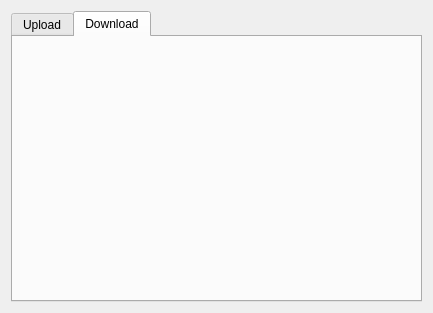
Before: the Qt Designer form src/SAGisXPlanung/ui/xplan24-sync-dialog.ui in nti-de/SAGisXPlanung, drawn with Qt 5.
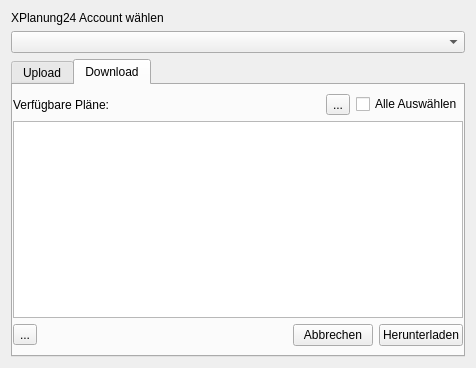
After: the same form once the commit is applied. The open tabs and pages were chosen to show the change.

Commit message: basic gml download from web

```diff
--- a/src/SAGisXPlanung/ui/xplan24-sync-dialog.ui
+++ b/src/SAGisXPlanung/ui/xplan24-sync-dialog.ui
@@ -6,16 +6,33 @@
    <rect>
     <x>0</x>
     <y>0</y>
-    <width>433</width>
-    <height>313</height>
+    <width>476</width>
+    <height>368</height>
    </rect>
   </property>
   <property name="windowTitle">
    <string>Pläne mit XPlanung24 synchronisieren</string>
   </property>
   <layout class="QVBoxLayout" name="mainLayout">
+   <item>
+    <widget class="QLabel" name="label">
+     <property name="text">
+      <string>XPlanung24 Account wählen</string>
+     </property>
+    </widget>
+   </item>
+   <item>
+    <widget class="QComboBox" name="select_account">
+     <property name="placeholderText">
+      <string>Account auswählen...</string>
+     </property>
+    </widget>
+   </item>
    <item>
     <widget class="QTabWidget" name="tab_widget">
+     <property name="tabShape">
+      <enum>QTabWidget::Rounded</enum>
+     </property>
      <property name="currentIndex">
       <number>0</number>
      </property>
@@ -25,25 +42,28 @@
       </attribute>
       <layout class="QVBoxLayout" name="verticalLayout">
        <item>
-        <widget class="QLabel" name="label">
-         <property name="text">
-          <string>XPlanung24 Account wählen</string>
-         </property>
-        </widget>
-       </item>
-       <item>
-        <widget class="QComboBox" name="select_account">
-         <property name="placeholderText">
-          <string>Account auswählen...</string>
-         </property>
-        </widget>
-       </item>
-       <item>
-        <widget class="QLabel" name="label_2">
-         <property name="text">
-          <string>Ausgewählte Pläne zum Hochladen</string>
-         </property>
-        </widget>
+        <layout class="QHBoxLayout" name="horizontalLayout_3">
+         <item>
+          <widget class="QLabel" name="label_2">
+           <property name="sizePolicy">
+            <sizepolicy hsizetype="MinimumExpanding" vsizetype="Preferred">
+             <horstretch>0</horstretch>
+             <verstretch>0</verstretch>
+            </sizepolicy>
+           </property>
+           <property name="text">
+            <string>Ausgewählte Pläne zum Hochladen</string>
+           </property>
+          </widget>
+         </item>
+         <item>
+          <widget class="QLabel" name="upload_count_label">
+           <property name="text">
+            <string>&lt;upload-count&gt;</string>
+           </property>
+          </widget>
+         </item>
+        </layout>
        </item>
        <item>
         <widget class="QListView" name="selected_plan_list">
@@ -126,6 +146,129 @@
       <attribute name="title">
        <string>Download</string>
       </attribute>
+      <layout class="QVBoxLayout" name="verticalLayout_2">
+       <property name="leftMargin">
+        <number>0</number>
+       </property>
+       <property name="rightMargin">
+        <number>0</number>
+       </property>
+       <item>
+        <layout class="QHBoxLayout" name="horizontalLayout_4">
+         <item>
+          <widget class="QLabel" name="label_3">
+           <property name="text">
+            <string>Verfügbare Pläne:</string>
+           </property>
+          </widget>
+         </item>
+         <item>
+          <widget class="QLabel" name="available_plan_count_label">
+           <property name="text">
+            <string>&lt;count&gt;</string>
+           </property>
+          </widget>
+         </item>
+         <item>
+          <spacer name="horizontalSpacer_2">
+           <property name="orientation">
+            <enum>Qt::Horizontal</enum>
+           </property>
+           <property name="sizeHint" stdset="0">
+            <size>
+             <width>40</width>
+             <height>20</height>
+            </size>
+           </property>
+          </spacer>
+         </item>
+         <item>
+          <widget class="QToolButton" name="refresh_remote_button">
+           <property name="text">
+            <string>...</string>
+           </property>
+          </widget>
+         </item>
+         <item>
+          <widget class="QCheckBox" name="select_all_checkbox">
+           <property name="text">
+            <string>Alle Auswählen</string>
+           </property>
+          </widget>
+         </item>
+        </layout>
+       </item>
+       <item>
+        <widget class="QListView" name="account_plan_list">
+         <property name="frameShadow">
+          <enum>QFrame::Sunken</enum>
+         </property>
+         <property name="lineWidth">
+          <number>1</number>
+         </property>
+        </widget>
+       </item>
+       <item>
+        <layout class="QHBoxLayout" name="horizontalLayout_5">
+         <item>
+          <widget class="QToolButton" name="download_status_icon">
+           <property name="text">
+            <string>...</string>
+           </property>
+          </widget>
+         </item>
+         <item>
+          <widget class="QLabel" name="download_status_label">
+           <property name="sizePolicy">
+            <sizepolicy hsizetype="MinimumExpanding" vsizetype="Preferred">
+             <horstretch>0</horstretch>
+             <verstretch>0</verstretch>
+            </sizepolicy>
+           </property>
+           <property name="maximumSize">
+            <size>
+             <width>500</width>
+             <height>300</height>
+            </size>
+           </property>
+           <property name="text">
+            <string/>
+           </property>
+           <property name="wordWrap">
+            <bool>true</bool>
+           </property>
+          </widget>
+         </item>
+         <item>
+          <spacer name="horizontalSpacer_3">
+           <property name="orientation">
+            <enum>Qt::Horizontal</enum>
+           </property>
+           <property name="sizeHint" stdset="0">
+            <size>
+             <width>40</width>
+             <height>20</height>
+            </size>
+           </property>
+          </spacer>
+         </item>
+         <item>
+          <widget class="QPushButton" name="button_cancel_download">
+           <property name="text">
+            <string>Abbrechen</string>
+           </property>
+          </widget>
+         </item>
+         <item>
+          <widget class="QPushButton" name="button_download">
+           <property name="text">
+            <string>Herunterladen</string>
+           </property>
+          </widget>
+         </item>
+        </layout>
+       </item>
+      </layout>
      </widget>
     </widget>
    </item>
```
Left out of the diff: 33 changed lines with no effect on the pictures. The commit also changes 5 other files.
